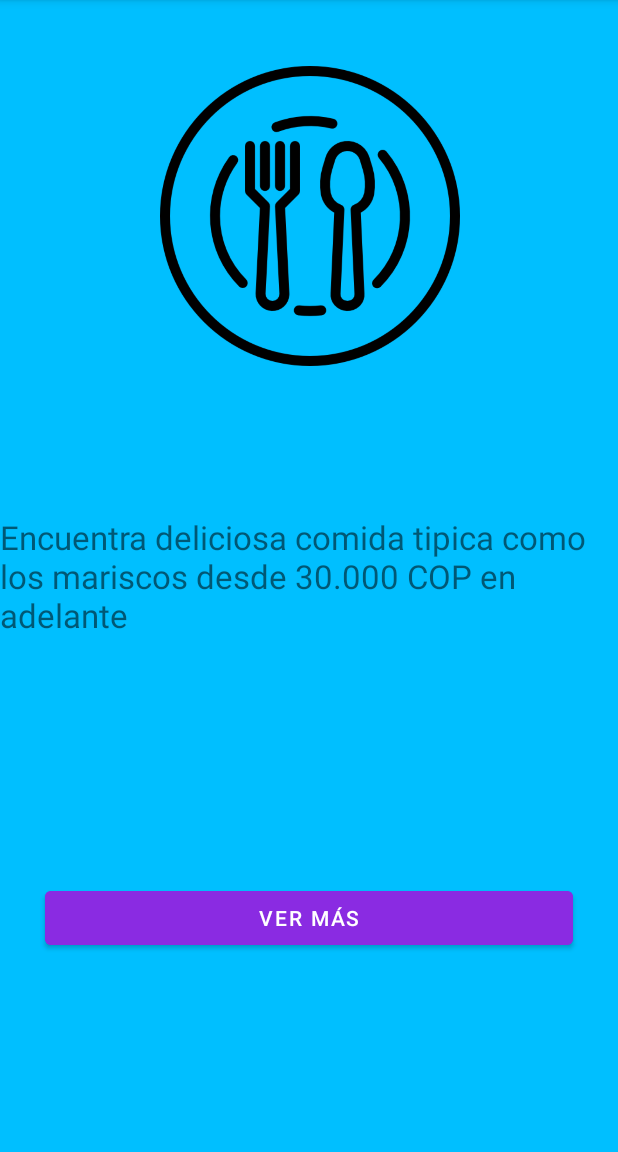
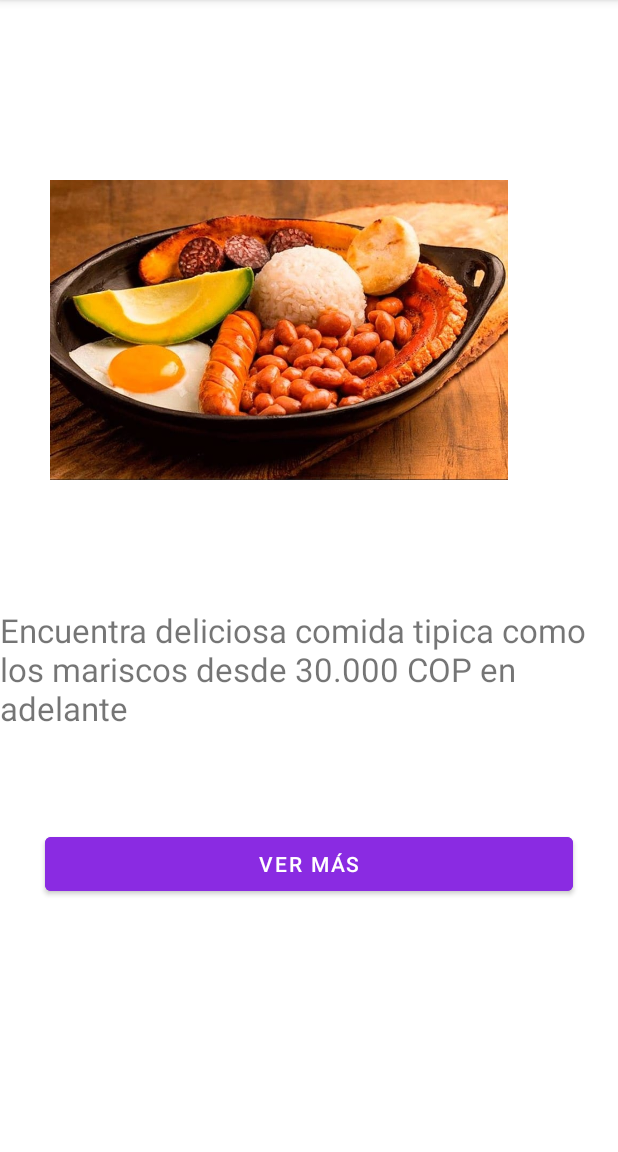
Before and after one commit to SantiagoGomezDuque/turisteandoAppV2, an Android app: the RestaurantesHome screen opened directly, with no data from a screen before it, on a phone screen of 412 x 824 dp, the part 84-1236 px from its top. Run offline under Robolectric (Android 15) with nearby library versions, the phone set to English and light mode, and no system bars.

Commit message:
Estoy guardando

```diff
--- a/app/src/main/res/layout/activity_home.xml
+++ b/app/src/main/res/layout/activity_home.xml
@@ -23,7 +23,7 @@
         app:layout_constraintStart_toStartOf="parent"
         app:layout_constraintEnd_toEndOf="parent"
         app:layout_constraintBottom_toBottomOf="parent"
-        android:text="Catatumbo"
+        android:text="Medellín"
         android:textStyle="bold"
         android:textSize="22dp"
         app:layout_constraintVertical_bias="0.05"
--- a/app/src/main/res/layout/activity_main.xml
+++ b/app/src/main/res/layout/activity_main.xml
@@ -4,13 +4,12 @@
     xmlns:tools="http://schemas.android.com/tools"
     android:layout_width="match_parent"
     android:layout_height="match_parent"
-    android:background="@drawable/collage"
+    android:background="@drawable/medallo"
     tools:context=".MainActivity">
 
     <TextView
         android:layout_width="117dp"
         android:layout_height="29dp"
-        android:text=""
         app:layout_constraintBottom_toBottomOf="parent"
         app:layout_constraintEnd_toEndOf="parent"
         app:layout_constraintHorizontal_bias="0.564"
--- a/app/src/main/res/layout/activity_restaurantes_home.xml
+++ b/app/src/main/res/layout/activity_restaurantes_home.xml
@@ -5,29 +5,29 @@
     android:layout_width="match_parent"
     android:layout_height="match_parent"
     tools:context=".RestaurantesHome"
-    android:background="@color/deepskyblue"
     >
 
+
     <TextView
-        android:text="@string/resenarestaurantes"
         android:layout_width="wrap_content"
         android:layout_height="wrap_content"
+        android:text="@string/resenarestaurantes"
+        android:textSize="22dp"
+        app:layout_constraintBottom_toBottomOf="parent"
+        app:layout_constraintEnd_toEndOf="parent"
+        app:layout_constraintHorizontal_bias="1.0"
+        app:layout_constraintStart_toStartOf="parent"
         app:layout_constraintTop_toTopOf="parent"
-        app:layout_constraintBottom_toBottomOf="parent"
-        app:layout_constraintStart_toStartOf="parent"
-        app:layout_constraintEnd_toEndOf="parent"
-        app:layout_constraintVertical_bias="0.5"
-        android:textSize="22dp"
-        />
+        app:layout_constraintVertical_bias="0.59" />
 
     <ImageView
 
         android:layout_width="900dp"
         android:layout_height="200dp"
-        android:layout_marginTop="44dp"
-        android:src="@drawable/plato"
+        android:layout_marginTop="120dp"
+        android:src="@drawable/comida_medellin"
         app:layout_constraintEnd_toEndOf="parent"
-        app:layout_constraintHorizontal_bias="0.501"
+        app:layout_constraintHorizontal_bias="0.543"
         app:layout_constraintStart_toStartOf="parent"
         app:layout_constraintTop_toTopOf="parent" />
 
@@ -36,12 +36,12 @@
         android:layout_width="match_parent"
         android:layout_height="wrap_content"
         android:layout_marginHorizontal="30dp"
-        android:layout_marginBottom="132dp"
+        android:layout_marginBottom="168dp"
         android:backgroundTint="@color/blueviolet"
         android:text="Ver más"
         app:layout_constraintBottom_toBottomOf="parent"
         app:layout_constraintEnd_toEndOf="parent"
-        app:layout_constraintHorizontal_bias="0.266"
+        app:layout_constraintHorizontal_bias="0.0"
         app:layout_constraintStart_toStartOf="parent" />
 
 
--- a/app/src/main/res/layout/activity_turismo_home.xml
+++ b/app/src/main/res/layout/activity_turismo_home.xml
@@ -5,7 +5,6 @@
     android:layout_width="match_parent"
     android:layout_height="match_parent"
     tools:context=".TurismoHome"
-    android:background="@color/darkslateblue"
     >
 
     <TextView
@@ -25,7 +24,7 @@
         android:layout_width="900dp"
         android:layout_height="200dp"
         android:layout_marginTop="44dp"
-        android:src="@drawable/excursionismo"
+        android:src="@drawable/comuna"
         app:layout_constraintEnd_toEndOf="parent"
         app:layout_constraintHorizontal_bias="0.501"
         app:layout_constraintStart_toStartOf="parent"
```
Also changed, not shown: app/src/main/res/layout/activity_hoteles_home.xml (+6 -7 lines), app/src/main/res/drawable/comida_medellin.jpg (added), app/src/main/res/drawable/comuna.jpg (added), app/src/main/res/drawable/medallo.jpg (added).
